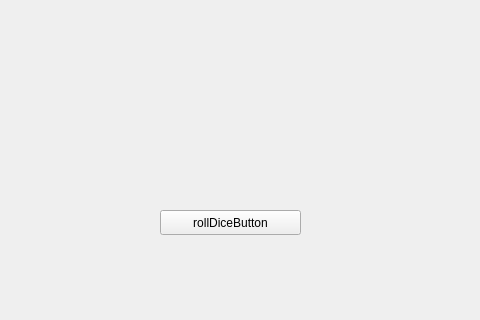
Qt form Dev/ClientServerImpl/Client/Client/Client/mainwindow.ui (TSmajli/Monopoly) before a commit; both pictures show x 160 to 640 and y 0 to 320 of the 800 by 600 pixel window.
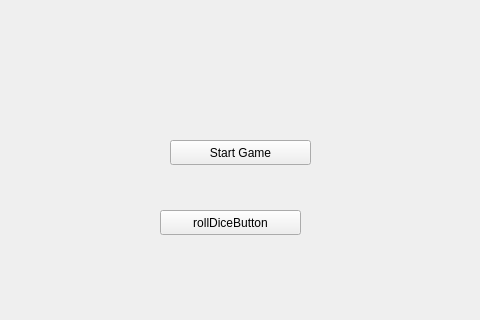
The same form after that commit.

The edit to the form file:
```diff
--- a/Dev/ClientServerImpl/Client/Client/Client/mainwindow.ui
+++ b/Dev/ClientServerImpl/Client/Client/Client/mainwindow.ui
@@ -27,6 +27,19 @@
      <string>rollDiceButton</string>
     </property>
    </widget>
+   <widget class="QPushButton" name="StartGameButton">
+    <property name="geometry">
+     <rect>
+      <x>330</x>
+      <y>140</y>
+      <width>141</width>
+      <height>25</height>
+     </rect>
+    </property>
+    <property name="text">
+     <string>Start Game</string>
+    </property>
+   </widget>
   </widget>
   <widget class="QMenuBar" name="menubar">
    <property name="geometry">
```
